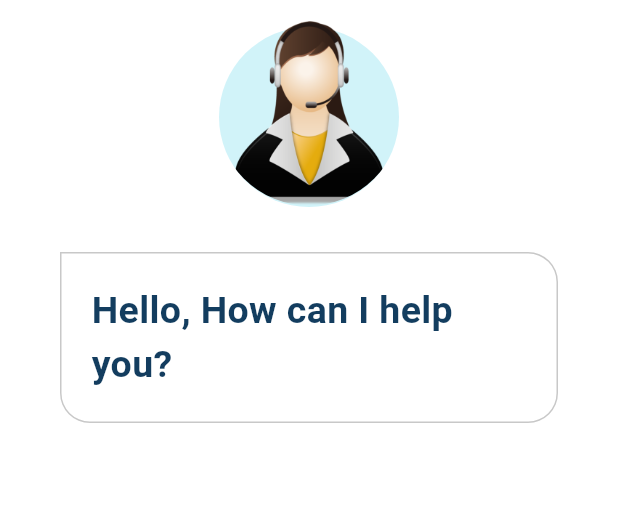
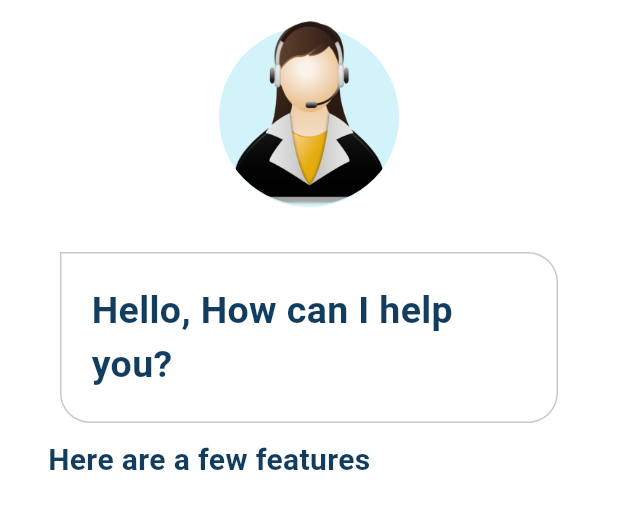
Before and after one commit to Brofistansh/Talkie, a Flutter app: the screen it shows after launch, on a phone screen of 412 x 824 dp, the part 63-592 px from its top. Run offline on Flutter 3.47's test engine with Material 3 defaults, Android fonts, the phone set to English and light mode, and no system bars; Roboto replaces fonts that are missing (Cera Pro).

```diff
--- a/lib/home_page.dart
+++ b/lib/home_page.dart
@@ -1,3 +1,5 @@
+import 'dart:math';
+
 import 'package:flutter/material.dart';
 import 'package:talkie_app/palette.dart';
 
@@ -69,6 +71,19 @@ class _HomePageState extends State<HomePage> {
               ),),
             ),
            ),
+           Container(
+            padding: EdgeInsets.only(left:10),
+            alignment: Alignment.centerLeft,
+            margin: EdgeInsets.only(top: 10,left: 22),
+             child: const Text('Here are a few features',
+              style: TextStyle(
+                  color: Pallete.mainFontColor,
+                  fontFamily: 'Cera Pro',
+                  fontSize: 20,
+                  fontWeight: FontWeight.bold,
+             )),
+           ),
+           //
         ],
       ),
     );
```
